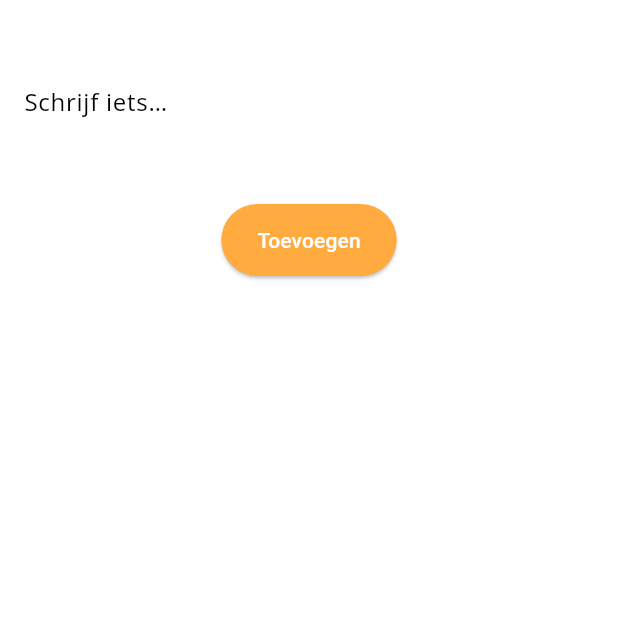
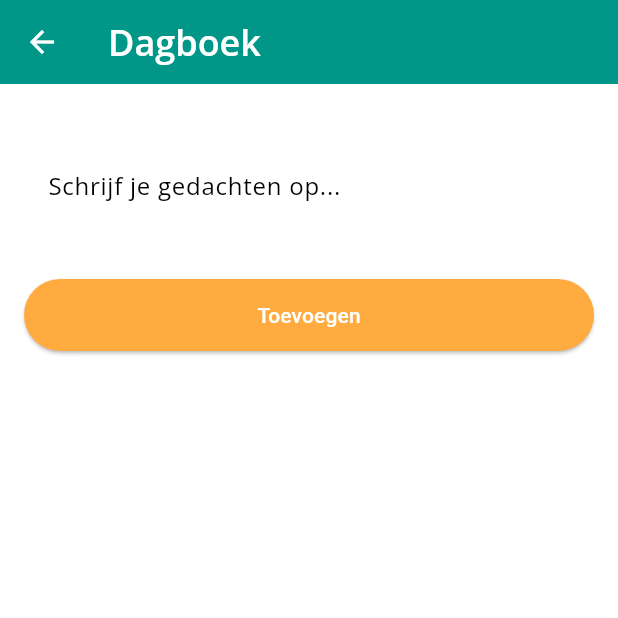
Before and after one commit to Wail-ELM/final-work, a Flutter app: the JournalScreen screen opened directly, after a tap on "Toevoegen", on a phone screen of 412 x 824 dp, the top half of it. Run offline on Flutter 3.47's test engine with Material 3 defaults, Android fonts, the phone set to English and light mode, and no system bars; our stand-ins replace flutter_riverpod, google_fonts, hive, hive_flutter; accounts and stored records are empty.

Commit message:
feat: screens with state management and UI updates

```diff
--- a/lib/screens/journal.dart
+++ b/lib/screens/journal.dart
@@ -1,51 +1,133 @@
 import 'package:flutter/material.dart';
+import 'package:flutter_riverpod/flutter_riverpod.dart';
+import 'package:hive/hive.dart';
 
-class JournalScreen extends StatefulWidget {
-  const JournalScreen({Key? key}) : super(key: key);
-  @override
-  State<JournalScreen> createState() => _JournalScreenState();
+final journalBoxProvider = Provider<Box<String>>((ref) => Hive.box<String>('journal_entries'));
+
+final journalProvider = StateNotifierProvider<JournalNotifier, List<String>>((ref) {
+  final box = ref.watch(journalBoxProvider);
+  return JournalNotifier(box);
+});
+
+class JournalNotifier extends StateNotifier<List<String>> {
+  final Box<String> _box;
+
+  JournalNotifier(this._box) : super(_box.values.toList());
+
+  void add(String entry) {
+    _box.add(entry);
+    state = _box.values.toList().reversed.toList();
   }
 
-class _JournalScreenState extends State<JournalScreen> {
-  final _ctrl = TextEditingController();
-  final List<String> _entries = [];
+  void delete(int index) {
+    final key = _box.keyAt(index);
+    _box.delete(key);
+    state = _box.values.toList().reversed.toList();
+  }
+
+  void update(int index, String newText) {
+    final key = _box.keyAt(index);
+    _box.put(key, newText);
+    state = _box.values.toList().reversed.toList();
+  }
+}
+
+class JournalScreen extends ConsumerStatefulWidget {
+  const JournalScreen({Key? key}) : super(key: key);
+
+  @override
+  ConsumerState<JournalScreen> createState() => _JournalScreenState();
+}
+
+class _JournalScreenState extends ConsumerState<JournalScreen> {
+  final _controller = TextEditingController();
+  int? _editingIndex;
 
   @override
   Widget build(BuildContext context) {
-    return Column(
+    final journalEntries = ref.watch(journalProvider);
+
+    return Scaffold(
+      appBar: AppBar(title: const Text('Dagboek')),
+      body: Padding(
+        padding: const EdgeInsets.all(16),
+        child: Column(
           children: [
-        Padding(
-          padding: const EdgeInsets.all(16),
-          child: TextField(
-            controller: _ctrl,
+            TextField(
+              controller: _controller,
               maxLines: 3,
               decoration: const InputDecoration(
-              labelText: 'Schrijf iets…',
+                labelText: 'Schrijf je gedachten op...',
+                border: OutlineInputBorder(),
               ),
             ),
+            const SizedBox(height: 10),
+            Row(
+              children: [
+                Expanded(
+                  child: ElevatedButton(
+                    onPressed: () {
+                      final text = _controller.text.trim();
+                      if (text.isEmpty) return;
+
+                      if (_editingIndex != null) {
+                        ref.read(journalProvider.notifier).update(_editingIndex!, text);
+                        _editingIndex = null;
+                      } else {
+                        ref.read(journalProvider.notifier).add(text);
+                      }
+
+                      _controller.clear();
+                    },
+                    child: Text(_editingIndex == null ? 'Toevoegen' : 'Bijwerken'),
                   ),
+                ),
+                if (_editingIndex != null)
+                  const SizedBox(width: 10),
+                if (_editingIndex != null)
                   ElevatedButton(
+                    style: ElevatedButton.styleFrom(backgroundColor: Colors.grey),
                     onPressed: () {
-            if (_ctrl.text.isEmpty) return;
-            setState(() {
-              _entries.insert(0, _ctrl.text);
-              _ctrl.clear();
-            });
+                      _controller.clear();
+                      setState(() => _editingIndex = null);
                     },
-          child: const Text('Toevoegen'),
+                    child: const Text('Annuleer'),
+                  )
+              ],
             ),
-        const SizedBox(height: 16),
+            const SizedBox(height: 20),
             const Divider(),
             Expanded(
-          child: ListView.builder(
-            itemCount: _entries.length,
-            itemBuilder: (_, i) => ListTile(
-              leading: const Icon(Icons.note),
-              title: Text(_entries[i]),
+              child: ListView.separated(
+                itemCount: journalEntries.length,
+                separatorBuilder: (_, __) => const Divider(),
+                itemBuilder: (context, i) {
+                  final entry = journalEntries[i];
+                  return ListTile(
+                    title: Text(entry),
+                    trailing: Row(
+                      mainAxisSize: MainAxisSize.min,
+                      children: [
+                        IconButton(
+                          icon: const Icon(Icons.edit, color: Colors.orange),
+                          onPressed: () {
+                            _controller.text = entry;
+                            setState(() => _editingIndex = i);
+                          },
                         ),
+                        IconButton(
+                          icon: const Icon(Icons.delete, color: Colors.red),
+                          onPressed: () => ref.read(journalProvider.notifier).delete(i),
+                        ),
+                      ],
+                    ),
+                  );
+                },
               ),
             ),
           ],
+        ),
+      ),
     );
   }
 }
```
Also changed, not shown: lib/screens/dashboard.dart (+58 -19 lines), lib/screens/mood.dart (+49 -28 lines), lib/screens/stats.dart (indentation only). Lines whose indentation alone changed are shown as unchanged.
